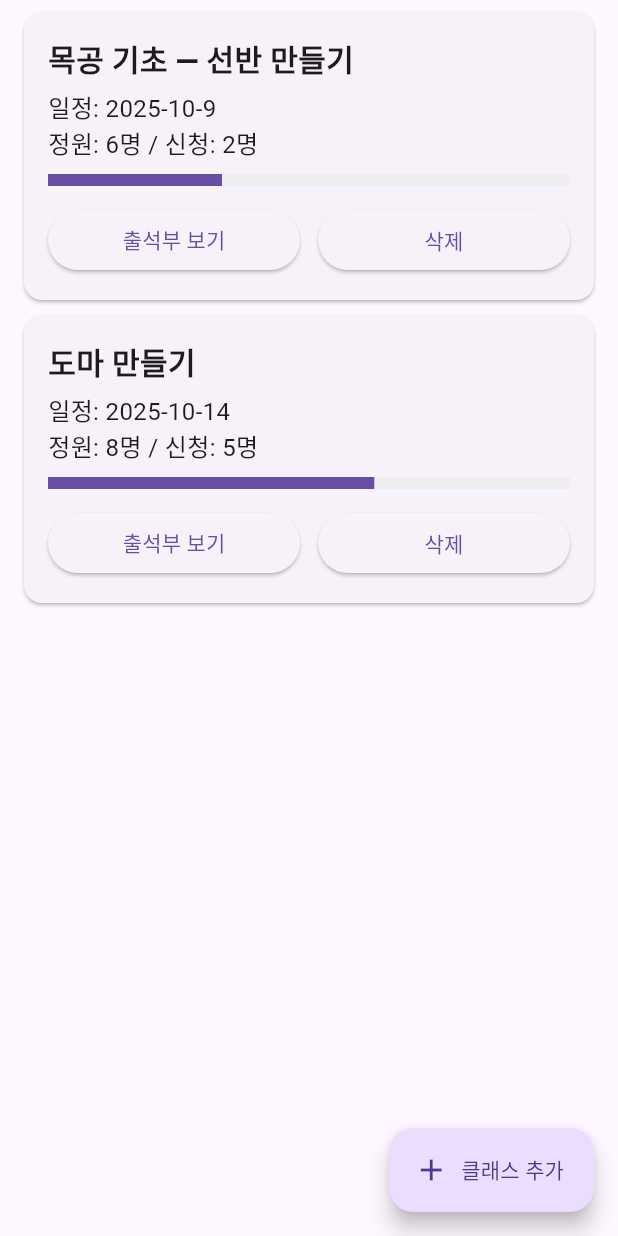
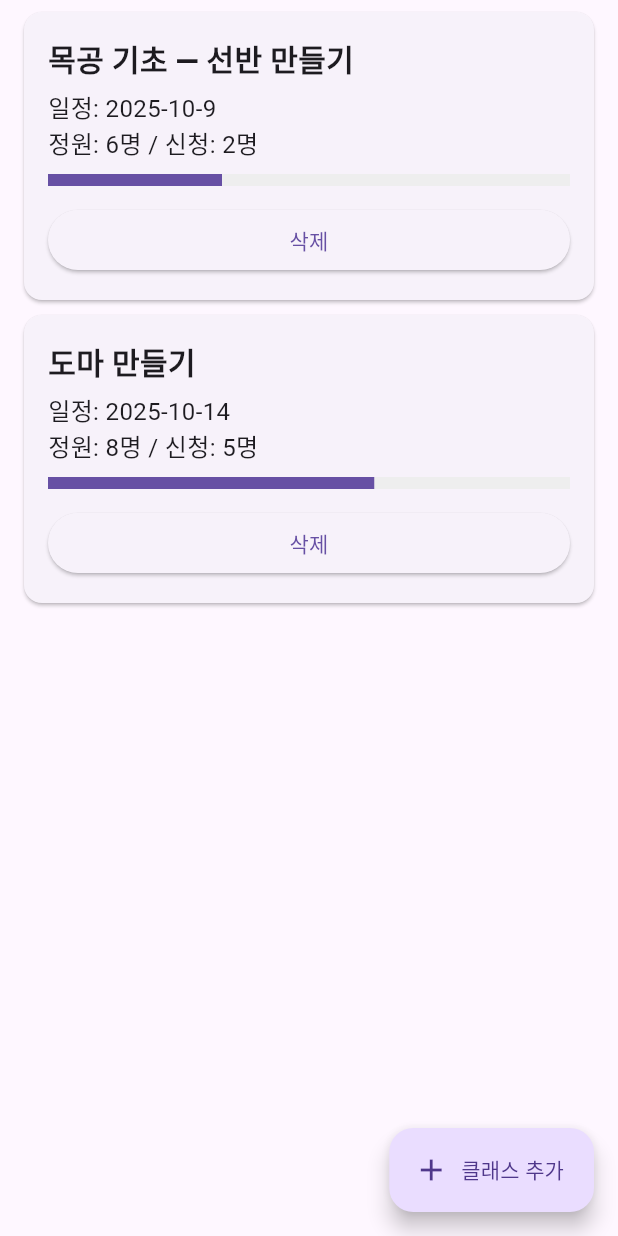
Before and after one commit to K-Hackathon-01z/eum-front, a Flutter app: the ClassesPage screen opened directly, on a phone screen of 412 x 824 dp. Run offline on Flutter 3.47's test engine with Material 3 defaults, Android fonts, the phone set to English and light mode, and no system bars; our stand-ins replace flutter_dotenv, flutter_svg.

```diff
--- a/lib/screens/artist/classes.dart
+++ b/lib/screens/artist/classes.dart
@@ -233,19 +233,6 @@ class _ClassesPageState extends State<ClassesPage> {
                       Expanded(
                         child: Semantics(
                           button: true,
-                          label: '출석부 보기',
-                          child: ElevatedButton(
-                            onPressed: () {
-                              // 출석부 보기 기능 구현 필요
-                            },
-                            child: const Text('출석부 보기'),
-                          ),
-                        ),
-                      ),
-                      const SizedBox(width: 12),
-                      Expanded(
-                        child: Semantics(
-                          button: true,
                           label: '클래스 삭제',
                           child: ElevatedButton(
                             onPressed: () {
```
